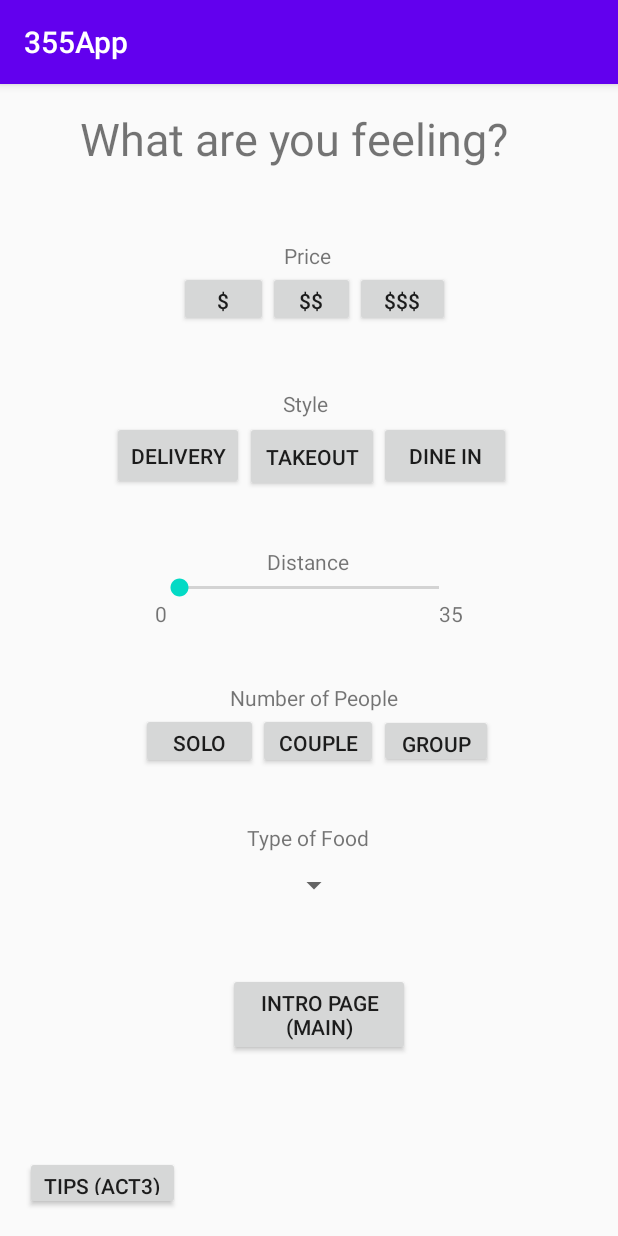
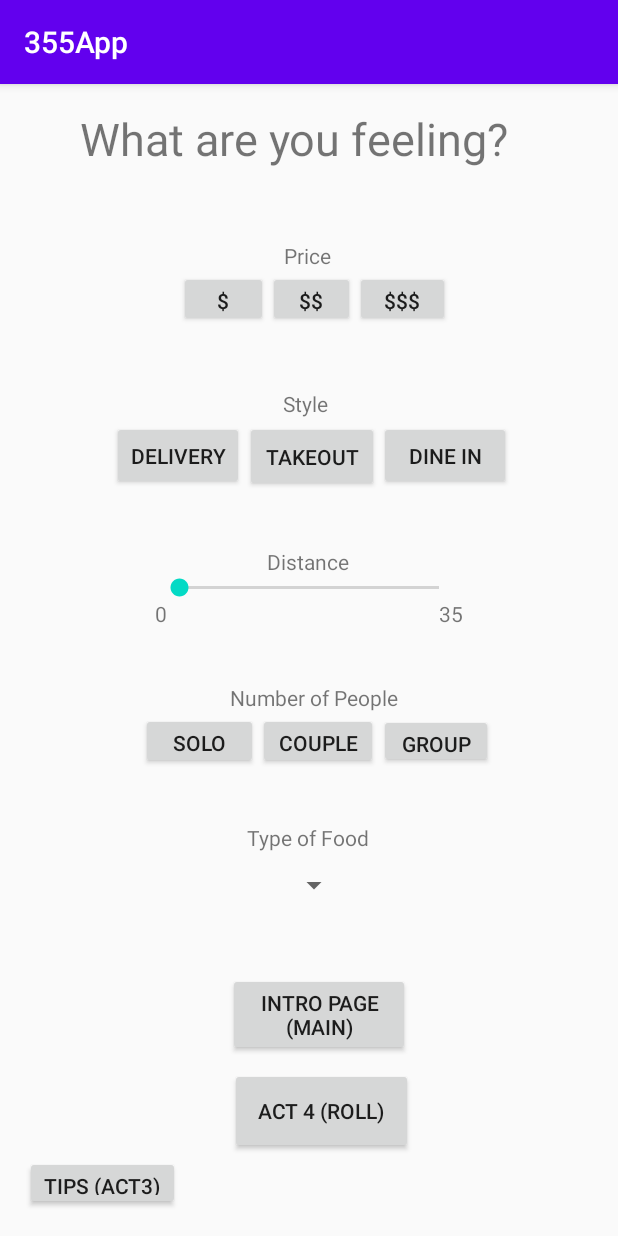
Before and after one commit to fowlerzw/355App, an Android app: the Activity2 screen opened directly, with no data from a screen before it, on a phone screen of 412 x 824 dp. Run offline under Robolectric (Android 15) with nearby library versions, the light colour scheme and no system bars.

Commit message:
Created 4th activity and connected through buttons, also labeled and fixed some of the comments throughout

```diff
--- a/355App/app/src/main/AndroidManifest.xml
+++ b/355App/app/src/main/AndroidManifest.xml
@@ -9,7 +9,8 @@
         android:roundIcon="@mipmap/ic_launcher_round"
         android:supportsRtl="true"
         android:theme="@style/AppTheme">
-        <activity android:name=".Activity3"></activity>
+        <activity android:name=".Activity4"></activity>
+        <activity android:name=".Activity3" />
         <activity android:name=".Activity2" />
         <activity android:name=".MainActivity">
             <intent-filter>
--- a/355App/app/src/main/res/layout/activity_2.xml
+++ b/355App/app/src/main/res/layout/activity_2.xml
@@ -274,8 +274,18 @@
         app:layout_constraintTop_toTopOf="parent"
         app:layout_constraintVertical_bias="0.311" />
 
-
-
+    <Button
+        android:id="@+id/button14"
+        android:layout_width="122dp"
+        android:layout_height="57dp"
+        android:text="Act 4 (roll)"
+        android:onClick="openActivity4"
+        app:layout_constraintBottom_toBottomOf="parent"
+        app:layout_constraintEnd_toEndOf="parent"
+        app:layout_constraintHorizontal_bias="0.529"
+        app:layout_constraintStart_toStartOf="parent"
+        app:layout_constraintTop_toTopOf="parent"
+        app:layout_constraintVertical_bias="0.923" />
 
 
 </androidx.constraintlayout.widget.ConstraintLayout>
```
Also changed, not shown: 355App/app/src/main/java/com/example/a355app/Activity2.java (+8 -2 lines), 355App/app/src/main/java/com/example/a355app/Activity4.java (added, +34 -0 lines), 355App/app/src/main/res/layout/activity_4.xml (added, +70 -0 lines).
